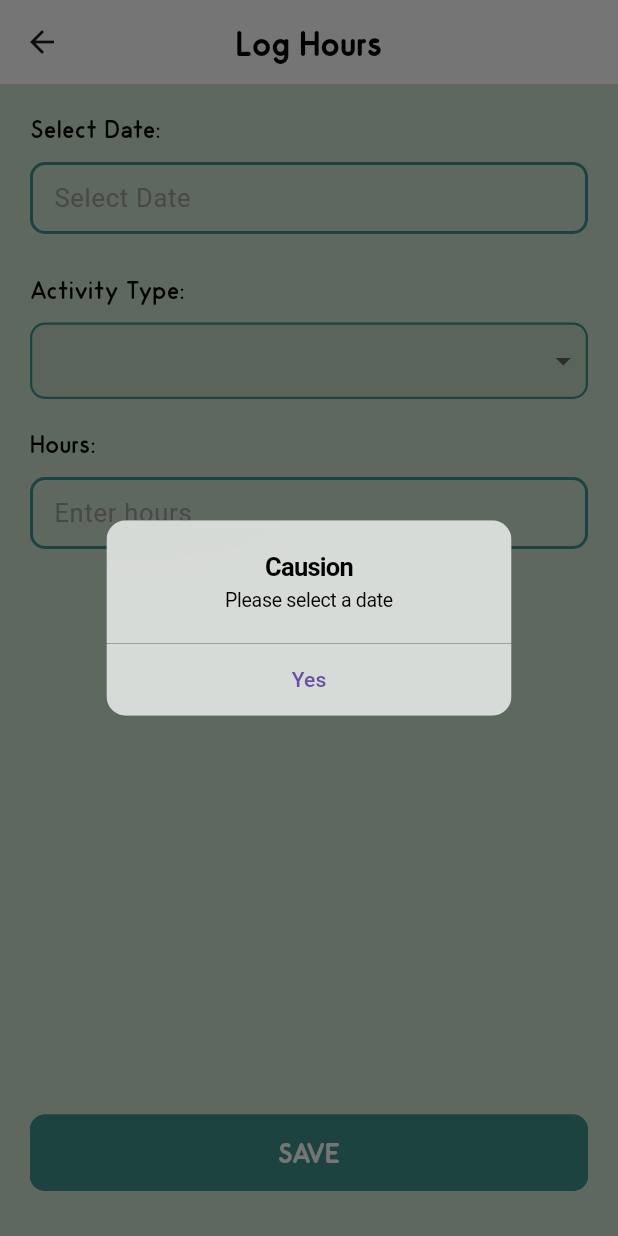
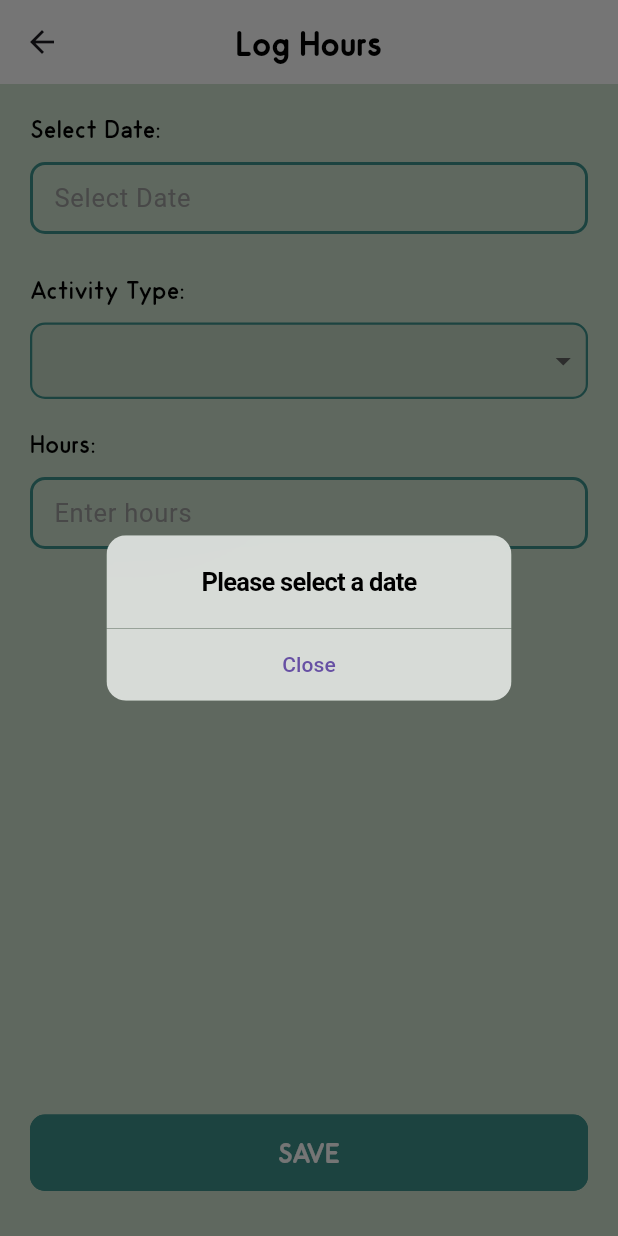
Before and after one commit to jkmonkey515/DailyTimeLog, a Flutter app: the LoghoursView screen opened by its route, after a tap on "SAVE", on a phone screen of 412 x 824 dp. Run offline on Flutter 3.47's test engine with Material 3 defaults, Android fonts, the phone set to English and light mode, and no system bars; our stand-ins replace csv, flutter_datetime_picker_plus, fluttertoast, get, get_storage, in_app_purchase and 4 more; missing offline and left inert: dart:ffi, in_app_purchase_android, in_app_purchase_storekit, syncfusion_flutter_pdf; accounts and stored records are empty.

Commit message:
some update regarding feedback

```diff
--- a/lib/3_controller/4_loghours/loghours_controller.dart
+++ b/lib/3_controller/4_loghours/loghours_controller.dart
@@ -46,13 +46,13 @@ class LoghoursController extends GetxController {
 
   doSaveAction() async{
     if(edtDate.text.isEmpty){
-      Constants.showInfoDialog("Causion", "Please select a date");
+      Constants.showInfoDialog("Please select a date","", yesText: "Close");
     }else{
       if(selectedCategory.isEmpty){
-        Constants.showInfoDialog("Causion", "Please select a category");
+        Constants.showInfoDialog("Please select a category", "", yesText: "Close");
       }else{
         if(enteredHours.isEmpty){
-          Constants.showInfoDialog("Causion", "Please enter hour");
+          Constants.showInfoDialog("Please enter hour", "", yesText: "Close");
         }else{
           String date = getDbStyleDate(edtDate.text);
           int selectedType = -1;
@@ -81,7 +81,7 @@ class LoghoursController extends GetxController {
             statisticsController.initData();
           }
 
-          Constants.showInfoDialog("Success", "Log data saved successfully");
+          Constants.showInfoDialog("Hours logged!", "", isShowYes: true, yesText: "Close");
         }
       }
     }
--- a/lib/4_utils/constats.dart
+++ b/lib/4_utils/constats.dart
@@ -10,6 +10,23 @@ class Constants{
   }
 
   static void showInfoDialog(String title, String content, {bool isShowYes=true,  String yesText ="Yes"} ){
+    if(content.isEmpty){
+      showDialog(
+          context: Get.context!,
+          builder: (context) {
+            return CupertinoAlertDialog(
+              title: Text(title),
+              actions: <Widget>[
+                TextButton(
+                  onPressed: () {
+                    dismissDialog();
+                  },
+                  child: Text(yesText,),
+                )
+              ],
+            );
+          });
+    }else{
       showDialog(
           context: Get.context!,
           builder: (context) {
@@ -26,6 +43,7 @@ class Constants{
               ],
             );
           });
+    }
   }
 
   static void dismissDialog(){
--- a/lib/4_utils/database_helper.dart
+++ b/lib/4_utils/database_helper.dart
@@ -127,6 +127,12 @@ class DatabaseHelper {
     });
   }
 
+  Future<List<Map<String, dynamic>>> filterStatistics(query) async{
+    Database? db = await instance.database;
+    final List<Map<String, dynamic>> maps = await db!.rawQuery(query);
+    return maps;
+  }
+
   Future<int> confirmCategoryNameExist(String categoryName) async{
     Database? db = await instance.database;
     List<Map<String, dynamic>> maps = await db!.rawQuery('SELECT * FROM $tb_category WHERE $category_name ="$categoryName"');
@@ -137,9 +143,9 @@ class DatabaseHelper {
     }
   }
 
-  Future<List<CategoryModel>> getCategories() async{
+  Future<List<CategoryModel>> getCategories({String subQuery=""}) async{
     Database? db = await instance.database;
-    final List<Map<String, dynamic>> maps = await db!.rawQuery('SELECT * FROM $tb_category  ORDER By $category_id' );
+    final List<Map<String, dynamic>> maps = await db!.rawQuery('SELECT * FROM $tb_category $subQuery ORDER By $category_id' );
     return List.generate(maps.length, (i) {
       CategoryModel categoryModel = CategoryModel(
           category_id: maps[i][category_id],
@@ -162,6 +168,9 @@ class DatabaseHelper {
 
   Future<void> deleteCategoryData (int categoryId) async{
     await delete(categoryId, tb_category, category_id);
+  }
+  Future<void> deleteCategoryRelatedLogs(int categoryId) async{
+    await delete(categoryId, tb_logs, category_id);
   }
 
 
```
Also changed, not shown: lib/3_controller/5_statistics/statistics_controller.dart (+166 -79 lines), lib/3_controller/6_profile/profile_controller.dart (+29 -3 lines), lib/4_utils/color.dart (+10 -0 lines). Lines whose indentation alone changed are shown as unchanged.
